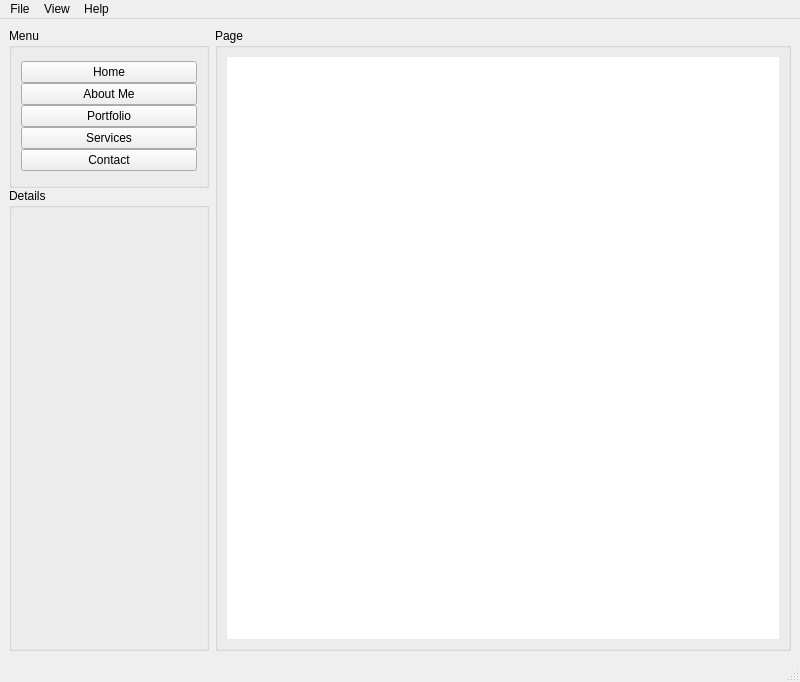
First picture: the form in main-window.ui, repository elmyrockers/Qt-Desktop-Portfolio, before the edit.
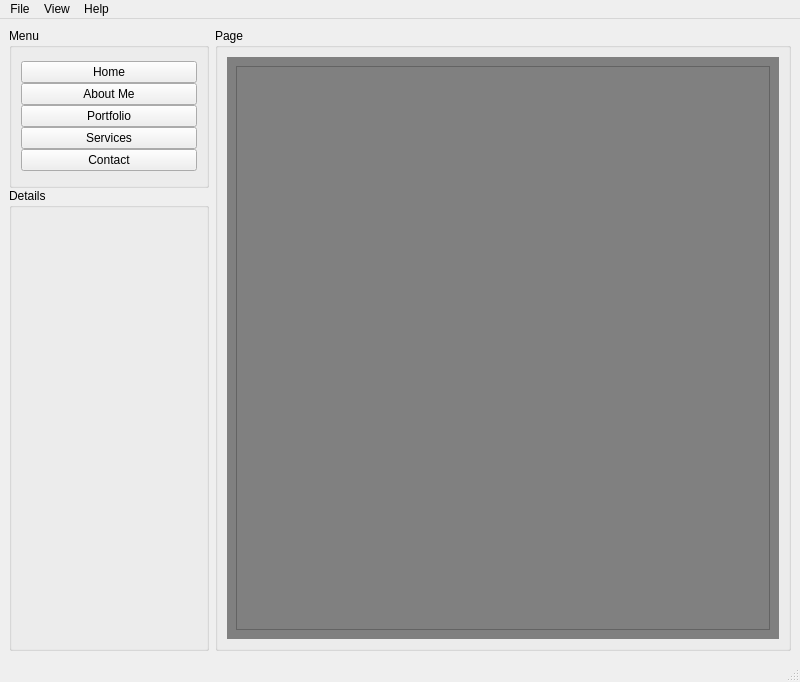
Second picture: the form after the edit. Icons and pictures are not drawn.

Commit message: Update UI - Main window

```diff
--- a/main-window.ui
+++ b/main-window.ui
@@ -144,13 +144,40 @@
               </sizepolicy>
              </property>
              <property name="styleSheet">
-              <string notr="true">background-color:white</string>
+              <string notr="true"/>
              </property>
              <property name="currentIndex">
               <number>0</number>
              </property>
-             <widget class="QWidget" name="page"/>
-             <widget class="QWidget" name="page_2"/>
+             <widget class="QWidget" name="page">
+              <property name="styleSheet">
+               <string notr="true">background-color:gray</string>
+              </property>
+              <layout class="QHBoxLayout" name="horizontalLayout_3">
+               <item>
+                <widget class="QTextBrowser" name="textBrowser">
+                 <property name="markdown">
+                  <string/>
+                 </property>
+                 <property name="html">
+                  <string>&lt;!DOCTYPE HTML PUBLIC &quot;-//W3C//DTD HTML 4.0//EN&quot; &quot;http://www.w3.org/TR/REC-html40/strict.dtd&quot;&gt;
+&lt;html&gt;&lt;head&gt;&lt;meta name=&quot;qrichtext&quot; content=&quot;1&quot; /&gt;&lt;meta charset=&quot;utf-8&quot; /&gt;&lt;style type=&quot;text/css&quot;&gt;
+p, li { white-space: pre-wrap; }
+hr { height: 1px; border-width: 0; }
+li.unchecked::marker { content: &quot;\2610&quot;; }
+li.checked::marker { content: &quot;\2612&quot;; }
+&lt;/style&gt;&lt;/head&gt;&lt;body style=&quot; font-family:'Segoe UI'; font-size:9pt; font-weight:400; font-style:normal;&quot;&gt;
+&lt;p style=&quot;-qt-paragraph-type:empty; margin-top:0px; margin-bottom:0px; margin-left:0px; margin-right:0px; -qt-block-indent:0; text-indent:0px;&quot;&gt;&lt;br /&gt;&lt;/p&gt;&lt;/body&gt;&lt;/html&gt;</string>
+                 </property>
+                </widget>
+               </item>
+              </layout>
+             </widget>
+             <widget class="QWidget" name="page_2">
+              <property name="styleSheet">
+               <string notr="true">background-color: blue</string>
+              </property>
+             </widget>
             </widget>
            </item>
           </layout>
```
Left out of the diff: 6 changed lines with no effect on the pictures.
